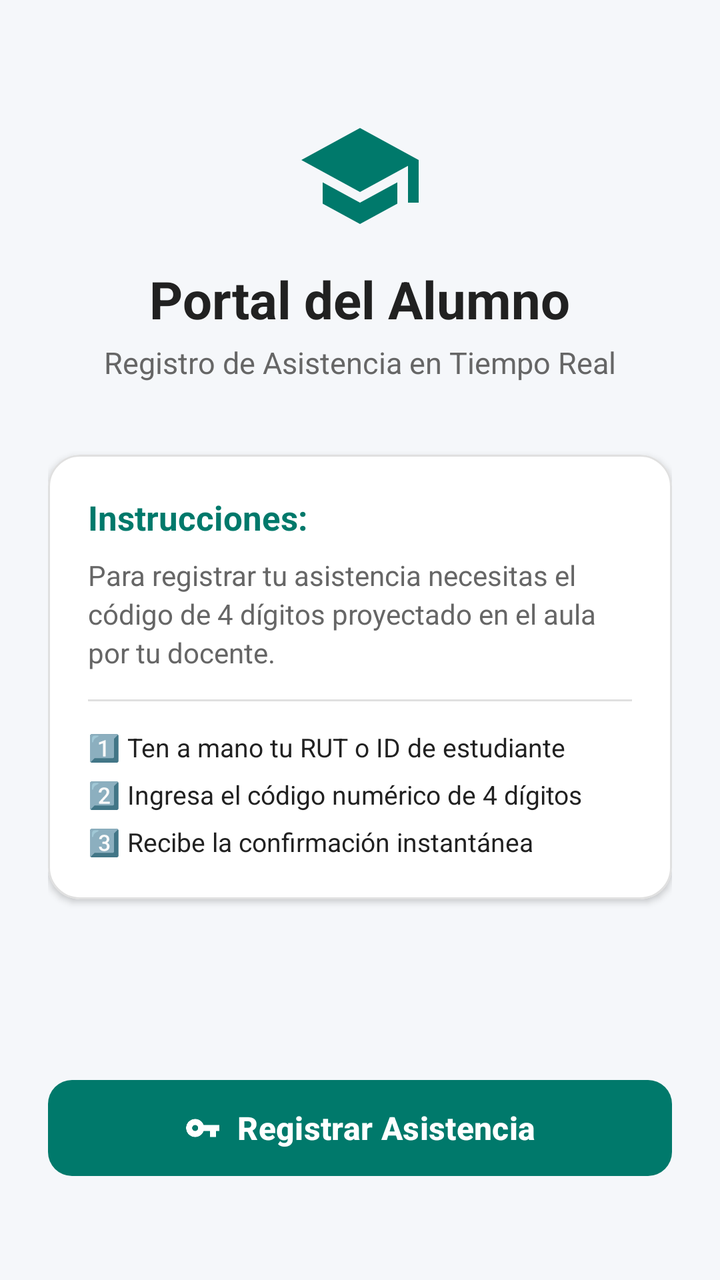
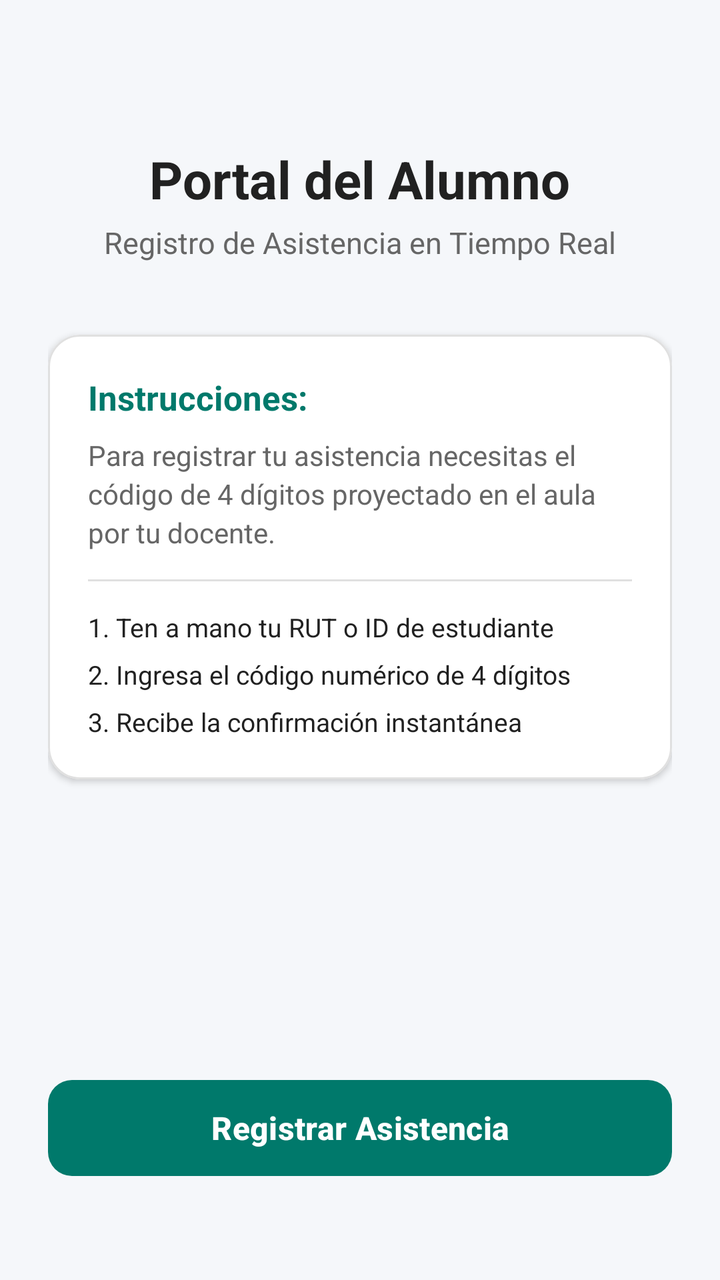

Compare the two renders of this Android layout. The source of the first and the diff that turns it into the second are given below.
<!-- AndroidManifest.xml: application theme Theme.AsistenciaAlumno -->
<!-- res/layout/activity_principal_alumno.xml -->
<?xml version="1.0" encoding="utf-8"?>
<androidx.constraintlayout.widget.ConstraintLayout xmlns:android="http://schemas.android.com/apk/res/android"
    xmlns:app="http://schemas.android.com/apk/res-auto"
    xmlns:tools="http://schemas.android.com/tools"
    android:id="@+id/mainPrincipalAlumno"
    android:layout_width="match_parent"
    android:layout_height="match_parent"
    android:background="@color/background_soft"
    android:padding="24dp"
    tools:context=".ui.principal.PrincipalActivity">

    
    <ImageView
        android:id="@+id/ivIconoAlumno"
        android:layout_width="64dp"
        android:layout_height="64dp"
        android:layout_marginTop="32dp"
        android:contentDescription="@string/app_name"
        android:src="@drawable/ic_school"
        app:layout_constraintEnd_toEndOf="parent"
        app:layout_constraintStart_toStartOf="parent"
        app:layout_constraintTop_toTopOf="parent"
        app:tint="@color/primary_teal" />

    <TextView
        android:id="@+id/tvTituloAlumno"
        android:layout_width="wrap_content"
        android:layout_height="wrap_content"
        android:layout_marginTop="12dp"
        android:text="Portal del Alumno"
        android:textColor="@color/text_primary"
        android:textSize="26sp"
        android:textStyle="bold"
        app:layout_constraintEnd_toEndOf="parent"
        app:layout_constraintStart_toStartOf="parent"
        app:layout_constraintTop_toBottomOf="@id/ivIconoAlumno" />

    <TextView
        android:id="@+id/tvSubtituloAlumno"
        android:layout_width="wrap_content"
        android:layout_height="wrap_content"
        android:layout_marginTop="4dp"
        android:text="Registro de Asistencia en Tiempo Real"
        android:textColor="@color/text_secondary"
        android:textSize="15sp"
        app:layout_constraintEnd_toEndOf="parent"
        app:layout_constraintStart_toStartOf="parent"
        app:layout_constraintTop_toBottomOf="@id/tvTituloAlumno" />

    
    <com.google.android.material.card.MaterialCardView
        android:id="@+id/cardInstruccionesAlumno"
        android:layout_width="0dp"
        android:layout_height="wrap_content"
        android:layout_marginTop="36dp"
        app:cardBackgroundColor="@color/surface_card"
        app:cardCornerRadius="16dp"
        app:cardElevation="2dp"
        app:layout_constraintEnd_toEndOf="parent"
        app:layout_constraintStart_toStartOf="parent"
        app:layout_constraintTop_toBottomOf="@id/tvSubtituloAlumno"
        app:strokeColor="@color/divider"
        app:strokeWidth="1dp">

        <LinearLayout
            android:layout_width="match_parent"
            android:layout_height="wrap_content"
            android:orientation="vertical"
            android:padding="20dp">

            <TextView
                android:layout_width="match_parent"
                android:layout_height="wrap_content"
                android:text="Instrucciones:"
                android:textColor="@color/primary_teal"
                android:textSize="17sp"
                android:textStyle="bold" />

            <TextView
                android:layout_width="match_parent"
                android:layout_height="wrap_content"
                android:layout_marginTop="8dp"
                android:lineSpacingExtra="3dp"
                android:text="Para registrar tu asistencia necesitas el código de 4 dígitos proyectado en el aula por tu docente."
                android:textColor="@color/text_secondary"
                android:textSize="14sp" />

            <View
                android:layout_width="match_parent"
                android:layout_height="1dp"
                android:layout_marginTop="14dp"
                android:layout_marginBottom="14dp"
                android:background="@color/divider" />

            <TextView
                android:layout_width="match_parent"
                android:layout_height="wrap_content"
                android:text="1️⃣ Ten a mano tu RUT o ID de estudiante"
                android:textColor="@color/text_primary"
                android:textSize="13sp" />

            <TextView
                android:layout_width="match_parent"
                android:layout_height="wrap_content"
                android:layout_marginTop="6dp"
                android:text="2️⃣ Ingresa el código numérico de 4 dígitos"
                android:textColor="@color/text_primary"
                android:textSize="13sp" />

            <TextView
                android:layout_width="match_parent"
                android:layout_height="wrap_content"
                android:layout_marginTop="6dp"
                android:text="3️⃣ Recibe la confirmación instantánea"
                android:textColor="@color/text_primary"
                android:textSize="13sp" />

        </LinearLayout>
    </com.google.android.material.card.MaterialCardView>

    
    <com.google.android.material.button.MaterialButton
        android:id="@+id/btnIrRegistro"
        android:layout_width="0dp"
        android:layout_height="56dp"
        android:layout_marginBottom="24dp"
        android:text="Registrar Asistencia"
        android:textAllCaps="false"
        android:textSize="16sp"
        android:textStyle="bold"
        app:backgroundTint="@color/primary_teal"
        app:cornerRadius="12dp"
        app:icon="@drawable/ic_key"
        app:iconGravity="textStart"
        app:layout_constraintBottom_toBottomOf="parent"
        app:layout_constraintEnd_toEndOf="parent"
        app:layout_constraintStart_toStartOf="parent" />

</androidx.constraintlayout.widget.ConstraintLayout>
<!-- resources referenced by this layout -->
<resources>
  <color name="background_soft">#F5F7FA</color>
  <color name="divider">#E0E0E0</color>
  <color name="primary_teal">#00796B</color>
  <color name="surface_card">#FFFFFF</color>
  <color name="text_primary">#212121</color>
  <color name="text_secondary">#666666</color>
  <!-- drawable ic_key (drawable) -->
  <vector xmlns:android="http://schemas.android.com/apk/res/android"
      android:width="24dp"
      android:height="24dp"
      android:viewportWidth="24"
      android:viewportHeight="24">
    <path
        android:fillColor="#FF000000"
        android:pathData="M12.65,10C11.83,7.67 9.61,6 7,6c-3.31,0 -6,2.69 -6,6s2.69,6 6,6c2.61,0 4.83,-1.67 5.65,-4H17v4h4v-4h2v-4H12.65zM7,14c-1.1,0 -2,-0.9 -2,-2s0.9,-2 2,-2 2,0.9 2,2 -0.9,2 -2,2z"/>
  </vector>
  <!-- drawable ic_school (drawable) -->
  <vector xmlns:android="http://schemas.android.com/apk/res/android"
      android:width="24dp"
      android:height="24dp"
      android:viewportWidth="24"
      android:viewportHeight="24">
    <path
        android:fillColor="#FF000000"
        android:pathData="M5,13.18v4L12,21l7,-3.82v-4L12,17l-7,-3.82zM12,3L1,9l11,6 9,-4.91V17h2V9L12,3z"/>
  </vector>
  <string name="app_name">Asistencia Alumno</string>
  <style name="Theme.AsistenciaAlumno" parent="Base.Theme.AsistenciaAlumno" />
  <style name="Base.Theme.AsistenciaAlumno" parent="Theme.Material3.DayNight.NoActionBar">
          <item name="colorPrimary">@color/primary_teal</item>
      </style>
</resources>

<!-- the commit's change to res/layout/activity_principal_alumno.xml (unified diff, before → after) -->
@@ -9,31 +9,18 @@
     android:padding="24dp"
     tools:context=".ui.principal.PrincipalActivity">
 
-    
-    <ImageView
-        android:id="@+id/ivIconoAlumno"
-        android:layout_width="64dp"
-        android:layout_height="64dp"
-        android:layout_marginTop="32dp"
-        android:contentDescription="@string/app_name"
-        android:src="@drawable/ic_school"
-        app:layout_constraintEnd_toEndOf="parent"
-        app:layout_constraintStart_toStartOf="parent"
-        app:layout_constraintTop_toTopOf="parent"
-        app:tint="@color/primary_teal" />
-
     <TextView
         android:id="@+id/tvTituloAlumno"
         android:layout_width="wrap_content"
         android:layout_height="wrap_content"
-        android:layout_marginTop="12dp"
+        android:layout_marginTop="48dp"
         android:text="Portal del Alumno"
         android:textColor="@color/text_primary"
         android:textSize="26sp"
         android:textStyle="bold"
         app:layout_constraintEnd_toEndOf="parent"
         app:layout_constraintStart_toStartOf="parent"
-        app:layout_constraintTop_toBottomOf="@id/ivIconoAlumno" />
+        app:layout_constraintTop_toTopOf="parent" />
 
     <TextView
         android:id="@+id/tvSubtituloAlumno"
@@ -95,7 +82,7 @@
             <TextView
                 android:layout_width="match_parent"
                 android:layout_height="wrap_content"
-                android:text="1️⃣ Ten a mano tu RUT o ID de estudiante"
+                android:text="1. Ten a mano tu RUT o ID de estudiante"
                 android:textColor="@color/text_primary"
                 android:textSize="13sp" />
 
@@ -103,7 +90,7 @@
                 android:layout_width="match_parent"
                 android:layout_height="wrap_content"
                 android:layout_marginTop="6dp"
-                android:text="2️⃣ Ingresa el código numérico de 4 dígitos"
+                android:text="2. Ingresa el código numérico de 4 dígitos"
                 android:textColor="@color/text_primary"
                 android:textSize="13sp" />
 
@@ -111,7 +98,7 @@
                 android:layout_width="match_parent"
                 android:layout_height="wrap_content"
                 android:layout_marginTop="6dp"
-                android:text="3️⃣ Recibe la confirmación instantánea"
+                android:text="3. Recibe la confirmación instantánea"
                 android:textColor="@color/text_primary"
                 android:textSize="13sp" />
 
@@ -130,8 +117,6 @@
         android:textStyle="bold"
         app:backgroundTint="@color/primary_teal"
         app:cornerRadius="12dp"
-        app:icon="@drawable/ic_key"
-        app:iconGravity="textStart"
         app:layout_constraintBottom_toBottomOf="parent"
         app:layout_constraintEnd_toEndOf="parent"
         app:layout_constraintStart_toStartOf="parent" />
<!-- resource entries referenced after the edit -->
@@ -6,27 +6,6 @@
   <color name="surface_card">#FFFFFF</color>
   <color name="text_primary">#212121</color>
   <color name="text_secondary">#666666</color>
-  <!-- drawable ic_key (drawable) -->
-  <vector xmlns:android="http://schemas.android.com/apk/res/android"
-      android:width="24dp"
-      android:height="24dp"
-      android:viewportWidth="24"
-      android:viewportHeight="24">
-    <path
-        android:fillColor="#FF000000"
-        android:pathData="M12.65,10C11.83,7.67 9.61,6 7,6c-3.31,0 -6,2.69 -6,6s2.69,6 6,6c2.61,0 4.83,-1.67 5.65,-4H17v4h4v-4h2v-4H12.65zM7,14c-1.1,0 -2,-0.9 -2,-2s0.9,-2 2,-2 2,0.9 2,2 -0.9,2 -2,2z"/>
-  </vector>
-  <!-- drawable ic_school (drawable) -->
-  <vector xmlns:android="http://schemas.android.com/apk/res/android"
-      android:width="24dp"
-      android:height="24dp"
-      android:viewportWidth="24"
-      android:viewportHeight="24">
-    <path
-        android:fillColor="#FF000000"
-        android:pathData="M5,13.18v4L12,21l7,-3.82v-4L12,17l-7,-3.82zM12,3L1,9l11,6 9,-4.91V17h2V9L12,3z"/>
-  </vector>
-  <string name="app_name">Asistencia Alumno</string>
   <style name="Theme.AsistenciaAlumno" parent="Base.Theme.AsistenciaAlumno" />
   <style name="Base.Theme.AsistenciaAlumno" parent="Theme.Material3.DayNight.NoActionBar">
           <item name="colorPrimary">@color/primary_teal</item>
